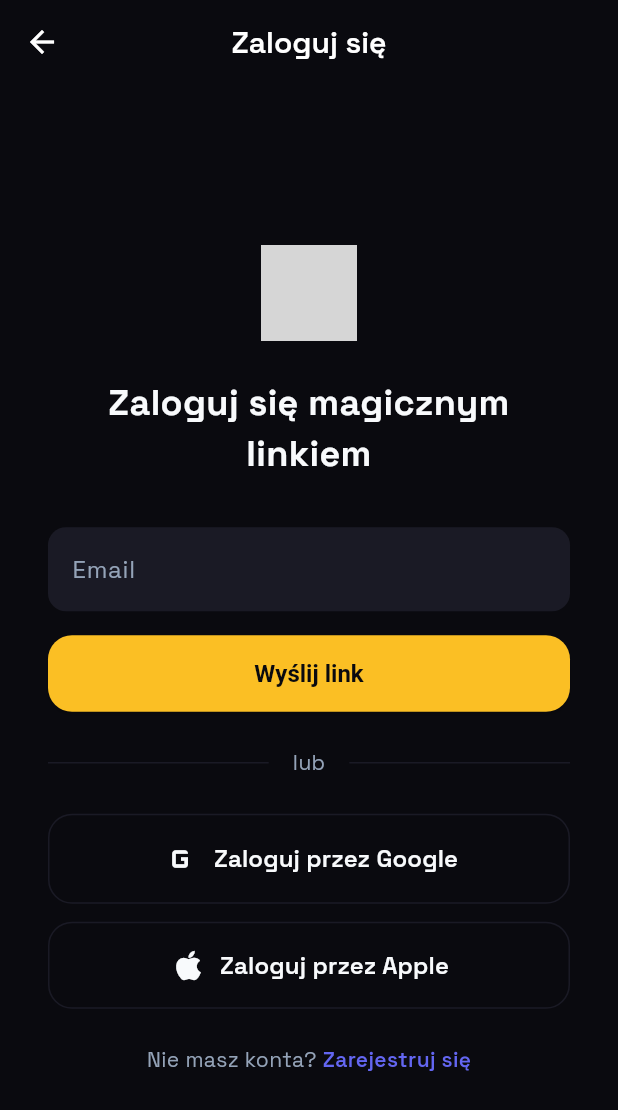
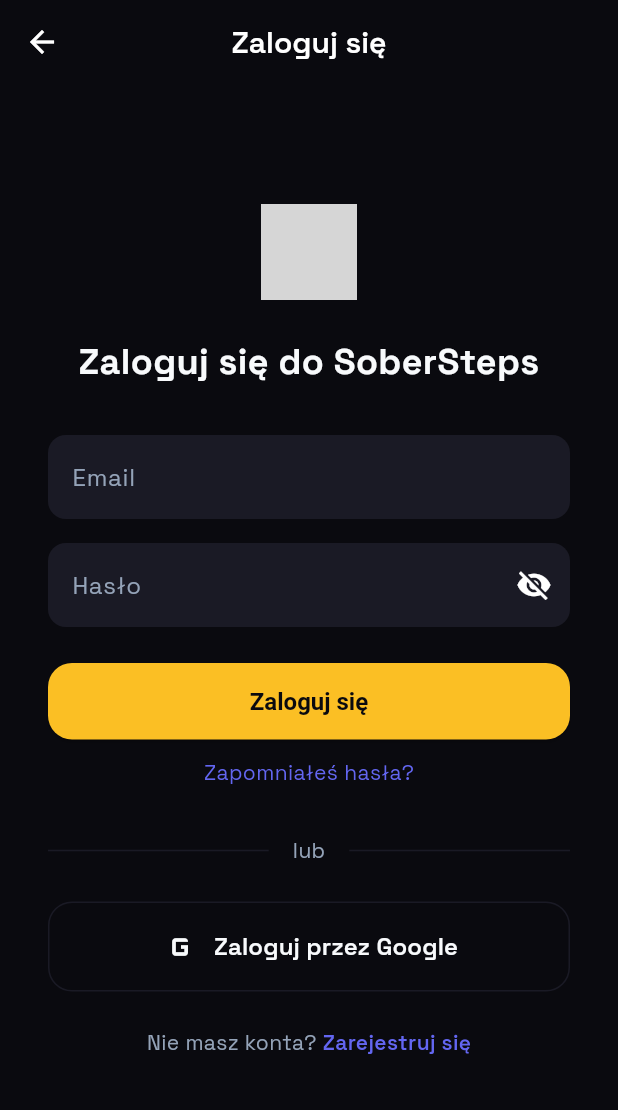
Before and after one commit to SoberStepsDev/sobersteps, a Flutter app: the RegisterScreen screen opened by its route, after a tap on "Zaloguj się", on a phone screen of 412 x 824 dp. Shown: the top 1110 px of the screen. Run offline on Flutter 3.47's test engine with Material 3 defaults, Android fonts, the phone set to English and light mode, and no system bars; our stand-ins replace audioplayers, fl_chart, flutter_animate, google_fonts, share_plus, shared_preferences and 1 more; accounts and stored records are empty; network calls fail; grey boxes are pictures that could not be loaded.

Commit message:
refactor: replace magic link with email+password auth + keep Google OAuth
- auth_provider: add signUpWithPassword, signInWithPassword, resetPassword methods
- supabase_auth_service: implement password-based auth in Supabase
- auth_screen: email+password login form + forgot password dialog + Google button
- register_screen: email+password registration with 6+ char validation
- removed magic link OTP flow, kept Google as social fallback

```diff
--- a/lib/screens/auth_screen.dart
+++ b/lib/screens/auth_screen.dart
@@ -13,12 +13,15 @@
 
 class _AuthScreenState extends State<AuthScreen> {
   final _emailController = TextEditingController();
-  bool _sent = false;
+  final _passwordController = TextEditingController();
   bool _loading = false;
+  String? _error;
+  bool _obscurePassword = true;
 
   @override
   void dispose() {
     _emailController.dispose();
+    _passwordController.dispose();
     super.dispose();
   }
 
@@ -30,16 +33,11 @@
       body: SafeArea(
         child: Padding(
           padding: const EdgeInsets.all(32),
-          child: _sent ? _buildSentView() : _buildLoginView(),
-        ),
-      ),
-    );
-  }
-
-  Widget _buildLoginView() {
-    return Column(
+          child: SingleChildScrollView(
+            child: Column(
               mainAxisAlignment: MainAxisAlignment.center,
               children: [
+                const SizedBox(height: 48),
                 Image.asset(
                   'assets/images/SoberStepsLogo.png',
                   height: 64,
@@ -48,27 +46,48 @@
                   errorBuilder: (context, error, stackTrace) => const Icon(Icons.lock_open_rounded, size: 64, color: AppColors.primary),
                 ),
                 const SizedBox(height: 24),
-        const Text('Zaloguj się magicznym linkiem',
+                const Text('Zaloguj się do SoberSteps',
                     textAlign: TextAlign.center,
                     style: TextStyle(fontSize: 24, fontWeight: FontWeight.w700, color: AppColors.textPrimary)),
                 const SizedBox(height: 32),
                 TextField(
                   controller: _emailController,
                   keyboardType: TextInputType.emailAddress,
-          decoration: const InputDecoration(hintText: 'Email'),
+                  decoration: InputDecoration(
+                    hintText: 'Email',
+                    errorText: _error,
+                  ),
                 ),
                 const SizedBox(height: 16),
+                TextField(
+                  controller: _passwordController,
+                  obscureText: _obscurePassword,
+                  decoration: InputDecoration(
+                    hintText: 'Hasło',
+                    suffixIcon: IconButton(
+                      icon: Icon(_obscurePassword ? Icons.visibility_off : Icons.visibility),
+                      onPressed: () => setState(() => _obscurePassword = !_obscurePassword),
+                    ),
+                  ),
+                ),
+                const SizedBox(height: 24),
                 SizedBox(
                   width: double.infinity,
                   child: ElevatedButton(
-            onPressed: _loading ? null : () {
-              HapticFeedback.lightImpact();
-              _sendMagicLink();
-            },
-            child: _loading ? const SizedBox(height: 20, width: 20, child: CircularProgressIndicator(strokeWidth: 2)) : const Text('Wyślij link'),
+                    onPressed: _loading ? null : _signIn,
+                    child: _loading
+                        ? const SizedBox(height: 20, width: 20, child: CircularProgressIndicator(strokeWidth: 2))
+                        : const Text('Zaloguj się'),
                   ),
                 ),
-        const SizedBox(height: 24),
+                const SizedBox(height: 12),
+                Center(
+                  child: GestureDetector(
+                    onTap: () => _showResetPasswordDialog(),
+                    child: const Text('Zapomniałeś hasła?', style: TextStyle(color: AppColors.primary, fontSize: 14)),
+                  ),
+                ),
+                const SizedBox(height: 32),
                 const Row(children: [
                   Expanded(child: Divider(color: AppColors.surfaceLight)),
                   Padding(padding: EdgeInsets.symmetric(horizontal: 16), child: Text('lub', style: TextStyle(color: AppColors.textSecondary))),
@@ -92,24 +111,6 @@
                     },
                   ),
                 ),
-        const SizedBox(height: 12),
-        SizedBox(
-          width: double.infinity,
-          child: OutlinedButton.icon(
-            icon: const Icon(Icons.apple, size: 26),
-            label: const Text('Zaloguj przez Apple'),
-            style: OutlinedButton.styleFrom(
-              foregroundColor: AppColors.textPrimary,
-              side: const BorderSide(color: AppColors.surfaceLight),
-              padding: const EdgeInsets.symmetric(vertical: 16),
-              shape: RoundedRectangleBorder(borderRadius: BorderRadius.circular(16)),
-            ),
-            onPressed: () {
-              HapticFeedback.lightImpact();
-              context.read<AuthProvider>().signInWithApple();
-            },
-          ),
-        ),
                 const SizedBox(height: 24),
                 Row(
                   mainAxisAlignment: MainAxisAlignment.center,
@@ -121,41 +122,77 @@
                     ),
                   ],
                 ),
+                const SizedBox(height: 48),
               ],
+            ),
+          ),
+        ),
+      ),
     );
   }
 
-  Widget _buildSentView() {
-    return Column(
-      mainAxisAlignment: MainAxisAlignment.center,
-      children: [
-        const Icon(Icons.mark_email_read_rounded, size: 64, color: AppColors.success),
-        const SizedBox(height: 24),
-        const Text('Sprawdź swoją skrzynkę!',
-            style: TextStyle(fontSize: 24, fontWeight: FontWeight.w700, color: AppColors.textPrimary)),
-        const SizedBox(height: 12),
-        const Text('Jeśli konto istnieje, wyślemy link.',
-            style: TextStyle(color: AppColors.textSecondary)),
-        const SizedBox(height: 32),
-        TextButton(
-          onPressed: () => setState(() => _sent = false),
-          child: const Text('Spróbuj ponownie', style: TextStyle(color: AppColors.primary)),
-        ),
-      ],
-    );
+  Future<void> _signIn() async {
+    final email = _emailController.text.trim();
+    final password = _passwordController.text;
+
+    if (email.isEmpty || password.isEmpty) {
+      setState(() => _error = 'Wpisz email i hasło');
+      return;
     }
 
-  Future<void> _sendMagicLink() async {
-    final email = _emailController.text.trim();
-    if (email.isEmpty) return;
-    setState(() => _loading = true);
+    setState(() {
+      _loading = true;
+      _error = null;
+    });
+
     try {
-      await context.read<AuthProvider>().signInWithOtp(email);
-      if (mounted) setState(() => _sent = true);
-    } catch (_) {
-      if (mounted) setState(() => _sent = true);
+      await context.read<AuthProvider>().signInWithPassword(email, password);
+    } catch (e) {
+      if (mounted) setState(() => _error = 'Błąd logowania. Sprawdź email i hasło.');
     } finally {
       if (mounted) setState(() => _loading = false);
     }
   }
+
+  void _showResetPasswordDialog() {
+    final resetEmailController = TextEditingController();
+    showDialog(
+      context: context,
+      builder: (_) => AlertDialog(
+        backgroundColor: AppColors.surface,
+        title: const Text('Resetuj hasło'),
+        content: TextField(
+          controller: resetEmailController,
+          keyboardType: TextInputType.emailAddress,
+          decoration: const InputDecoration(hintText: 'Wpisz email'),
+        ),
+        actions: [
+          TextButton(
+            onPressed: () => Navigator.pop(context),
+            child: const Text('Anuluj'),
+          ),
+          ElevatedButton(
+            onPressed: () async {
+              try {
+                await context.read<AuthProvider>().resetPassword(resetEmailController.text.trim());
+                if (mounted) {
+                  Navigator.pop(context);
+                  ScaffoldMessenger.of(context).showSnackBar(
+                    const SnackBar(content: Text('Link do resetowania hasła wysłany na email')),
+                  );
                 }
+              } catch (e) {
+                if (mounted) {
+                  ScaffoldMessenger.of(context).showSnackBar(
+                    const SnackBar(content: Text('Błąd. Sprawdź email.')),
+                  );
+                }
+              }
+            },
+            child: const Text('Wyślij link'),
+          ),
+        ],
+      ),
+    );
+  }
+}
--- a/lib/screens/register_screen.dart
+++ b/lib/screens/register_screen.dart
@@ -15,14 +15,18 @@
 
 class _RegisterScreenState extends State<RegisterScreen> {
   final _emailController = TextEditingController();
+  final _passwordController = TextEditingController();
+  final _confirmPasswordController = TextEditingController();
   bool _agreedToTerms = false;
   bool _loading = false;
-  bool _sent = false;
   String? _error;
+  bool _obscurePassword = true;
 
   @override
   void dispose() {
     _emailController.dispose();
+    _passwordController.dispose();
+    _confirmPasswordController.dispose();
     super.dispose();
   }
 
@@ -36,7 +40,7 @@
       body: SafeArea(
         child: SingleChildScrollView(
           padding: const EdgeInsets.symmetric(horizontal: 32),
-          child: _sent ? _buildSentView() : _buildRegisterView(),
+          child: _buildRegisterView(),
         ),
       ),
     );
@@ -52,11 +56,9 @@
           height: 56,
           width: 56,
           fit: BoxFit.contain,
-          errorBuilder: (context, error, stackTrace) => Icon(Icons.local_fire_department_rounded, size: 56, color: AppColors.gold),
-        )
-            .animate()
-            .fadeIn(duration: 400.ms)
-            .scale(begin: const Offset(0.5, 0.5)),
+          errorBuilder: (context, error, stackTrace) =>
+              Icon(Icons.local_fire_department_rounded, size: 56, color: AppColors.gold),
+        ).animate().fadeIn(duration: 400.ms).scale(begin: const Offset(0.5, 0.5)),
         const SizedBox(height: 16),
         const Text('Zarejestruj się',
             style: TextStyle(fontSize: 28, fontWeight: FontWeight.w800, color: AppColors.textPrimary)),
@@ -66,27 +68,7 @@
             style: TextStyle(fontSize: 15, color: AppColors.textSecondary)),
         const SizedBox(height: 32),
 
-        // Social sign-in buttons
-        _buildSocialButton(
-          icon: Icons.g_mobiledata,
-          label: 'Kontynuuj z Google',
-          onTap: _agreedToTerms ? () => _socialSignIn('google') : null,
-        ),
-        const SizedBox(height: 12),
-        _buildSocialButton(
-          icon: Icons.apple,
-          label: 'Kontynuuj z Apple',
-          onTap: _agreedToTerms ? () => _socialSignIn('apple') : null,
-        ),
-
-        const SizedBox(height: 24),
-        const Row(children: [
-          Expanded(child: Divider(color: AppColors.surfaceLight)),
-          Padding(padding: EdgeInsets.symmetric(horizontal: 16), child: Text('lub email', style: TextStyle(color: AppColors.textSecondary, fontSize: 13))),
-          Expanded(child: Divider(color: AppColors.surfaceLight)),
-        ]),
-        const SizedBox(height: 24),
-
+        // Email
         TextField(
           controller: _emailController,
           keyboardType: TextInputType.emailAddress,
@@ -94,6 +76,32 @@
             hintText: 'Twój adres email',
             prefixIcon: const Icon(Icons.email_outlined, color: AppColors.textSecondary),
             errorText: _error,
+          ),
+        ),
+        const SizedBox(height: 16),
+
+        // Password
+        TextField(
+          controller: _passwordController,
+          obscureText: _obscurePassword,
+          decoration: InputDecoration(
+            hintText: 'Hasło (min. 6 znaków)',
+            prefixIcon: const Icon(Icons.lock_outlined, color: AppColors.textSecondary),
+            suffixIcon: IconButton(
+              icon: Icon(_obscurePassword ? Icons.visibility_off : Icons.visibility),
+              onPressed: () => setState(() => _obscurePassword = !_obscurePassword),
+            ),
+          ),
+        ),
+        const SizedBox(height: 16),
+
+        // Confirm password
+        TextField(
+          controller: _confirmPasswordController,
+          obscureText: _obscurePassword,
+          decoration: const InputDecoration(
+            hintText: 'Powtórz hasło',
+            prefixIcon: Icon(Icons.lock_outlined, color: AppColors.textSecondary),
           ),
         ),
         const SizedBox(height: 20),
@@ -119,12 +127,14 @@
                   const Text('Akceptuję ', style: TextStyle(color: AppColors.textSecondary, fontSize: 13)),
                   GestureDetector(
                     onTap: () => Navigator.pushNamed(context, '/terms'),
-                    child: const Text('Regulamin', style: TextStyle(color: AppColors.primary, fontSize: 13, decoration: TextDecoration.underline)),
+                    child: const Text('Regulamin',
+                        style: TextStyle(color: AppColors.primary, fontSize: 13, decoration: TextDecoration.underline)),
                   ),
                   const Text(' oraz ', style: TextStyle(color: AppColors.textSecondary, fontSize: 13)),
                   GestureDetector(
                     onTap: () => Navigator.pushNamed(context, '/privacy'),
-                    child: const Text('Politykę Prywatności', style: TextStyle(color: AppColors.primary, fontSize: 13, decoration: TextDecoration.underline)),
+                    child: const Text('Politykę Prywatności',
+                        style: TextStyle(color: AppColors.primary, fontSize: 13, decoration: TextDecoration.underline)),
                   ),
                 ],
               ),
@@ -136,16 +146,14 @@
         SizedBox(
           width: double.infinity,
           child: ElevatedButton(
-            onPressed: (_loading || !_agreedToTerms) ? null : () {
-              HapticFeedback.lightImpact();
-              _register();
-            },
+            onPressed: (_loading || !_agreedToTerms) ? null : _register,
             style: ElevatedButton.styleFrom(
               disabledBackgroundColor: AppColors.surfaceLight,
               disabledForegroundColor: AppColors.textSecondary,
             ),
             child: _loading
-                ? const SizedBox(height: 20, width: 20, child: CircularProgressIndicator(strokeWidth: 2, color: AppColors.background))
+                ? const SizedBox(
+                    height: 20, width: 20, child: CircularProgressIndicator(strokeWidth: 2, color: AppColors.background))
                 : const Text('Zarejestruj się'),
           ),
         ),
@@ -163,92 +171,48 @@
         ),
 
         const SizedBox(height: 32),
-        Text('Kontakt: ${AppConstants.contactEmail}', style: TextStyle(color: AppColors.textSecondary.withValues(alpha: 0.6), fontSize: 11)),
+        Text('Kontakt: ${AppConstants.contactEmail}',
+            style: TextStyle(color: AppColors.textSecondary.withValues(alpha: 0.6), fontSize: 11)),
         const SizedBox(height: 16),
       ],
     );
   }
 
-  Widget _buildSentView() {
-    return Column(
-      mainAxisAlignment: MainAxisAlignment.center,
-      children: [
-        const SizedBox(height: 80),
-        const Icon(Icons.mark_email_read_rounded, size: 72, color: AppColors.success)
-            .animate()
-            .scale(begin: const Offset(0.3, 0.3), duration: 500.ms, curve: Curves.elasticOut),
-        const SizedBox(height: 24),
-        const Text('Sprawdź swoją skrzynkę!',
-            style: TextStyle(fontSize: 26, fontWeight: FontWeight.w700, color: AppColors.textPrimary)),
-        const SizedBox(height: 12),
-        Text('Wysłaliśmy link rejestracyjny na:\n${_emailController.text}',
-            textAlign: TextAlign.center,
-            style: const TextStyle(color: AppColors.textSecondary, fontSize: 15)),
-        const SizedBox(height: 32),
-        TextButton(
-          onPressed: () => setState(() {
-            _sent = false;
-            _error = null;
-          }),
-          child: const Text('Wyślij ponownie', style: TextStyle(color: AppColors.primary)),
-        ),
-        TextButton(
-          onPressed: () => Navigator.pop(context),
-          child: const Text('Powrót', style: TextStyle(color: AppColors.textSecondary)),
-        ),
-      ],
-    );
-  }
-
-  Widget _buildSocialButton({required IconData icon, required String label, VoidCallback? onTap}) {
-    return SizedBox(
-      width: double.infinity,
-      child: OutlinedButton.icon(
-        icon: Icon(icon, size: 26),
-        label: Text(label),
-        style: OutlinedButton.styleFrom(
-          foregroundColor: onTap != null ? AppColors.textPrimary : AppColors.textSecondary,
-          side: BorderSide(color: onTap != null ? AppColors.surfaceLight : AppColors.surfaceLight.withValues(alpha: 0.5)),
-          padding: const EdgeInsets.symmetric(vertical: 16),
-          shape: RoundedRectangleBorder(borderRadius: BorderRadius.circular(16)),
-        ),
-        onPressed: onTap,
-      ),
-    );
-  }
-
   Future<void> _register() async {
     final email = _emailController.text.trim();
+    final password = _passwordController.text;
+    final confirmPassword = _confirmPasswordController.text;
+
     if (email.isEmpty || !email.contains('@')) {
       setState(() => _error = 'Sprawdź czy adres email jest poprawny');
       return;
     }
+    if (password.length < 6) {
+      setState(() => _error = 'Hasło musi mieć min. 6 znaków');
+      return;
+    }
+    if (password != confirmPassword) {
+      setState(() => _error = 'Hasła się nie zgadzają');
+      return;
+    }
+
     setState(() {
       _loading = true;
       _error = null;
     });
+
     try {
-      await context.read<AuthProvider>().signInWithOtp(email);
-      await context.read<AuthProvider>().insertEmailLead(email);
-      if (mounted) setState(() => _sent = true);
-    } catch (_) {
-      if (mounted) setState(() => _sent = true);
+      await context.read<AuthProvider>().signUpWithPassword(email, password);
+      if (mounted) {
+        ScaffoldMessenger.of(context).showSnackBar(
+          const SnackBar(content: Text('Konto utworzone! Zaloguj się.')),
+        );
+        Navigator.pushReplacementNamed(context, '/auth');
+      }
+    } catch (e) {
+      if (mounted) setState(() => _error = 'Błąd rejestracji. Spróbuj inny email.');
     } finally {
       if (mounted) setState(() => _loading = false);
     }
   }
-
-  Future<void> _socialSignIn(String provider) async {
-    try {
-      if (provider == 'google') {
-        await context.read<AuthProvider>().signInWithGoogle();
-      } else {
-        await context.read<AuthProvider>().signInWithApple();
-      }
-    } catch (_) {
-      if (mounted) {
-        ScaffoldMessenger.of(context).showSnackBar(const SnackBar(content: Text('Nie udało się zalogować. Spróbuj ponownie.')));
-      }
-    }
-  }
 }
```
Also changed, not shown: lib/providers/auth_provider.dart (+15 -0 lines), lib/services/supabase_auth_service.dart (+15 -0 lines). Lines whose indentation alone changed are shown as unchanged.
